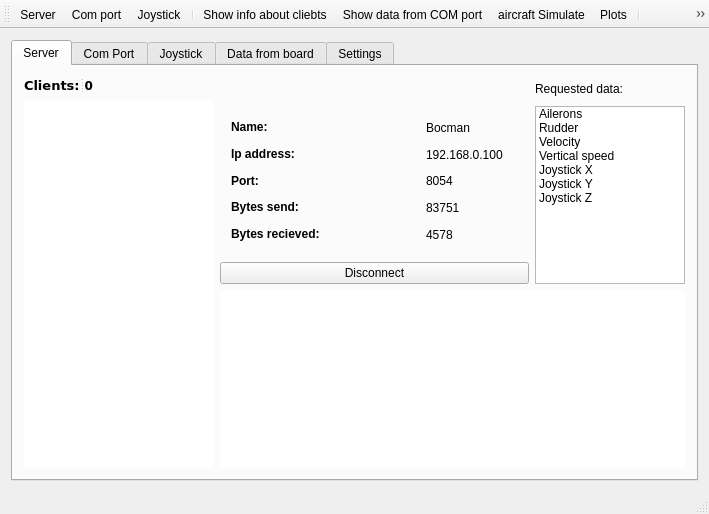
Above: mainwindow.ui from AndreyShelest/T10-server before the change. Below: the same form after it.
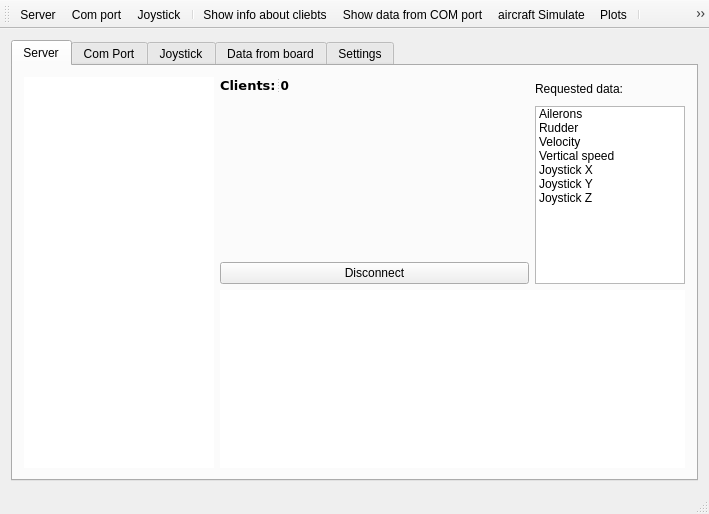
That is the form after the change. The open tabs and pages were chosen to show the change. Icons and pictures are not drawn. Custom widgets are drawn as their Qt base class.

Patch:
```diff
--- a/mainwindow.ui
+++ b/mainwindow.ui
@@ -168,116 +168,17 @@
           </property>
          </widget>
         </item>
-        <item row="2" column="1">
-         <widget class="QStackedWidget" name="stackedWidget">
+        <item row="1" column="1" rowspan="2">
+         <widget class="PeerWidget" name="client_info_widget" native="true">
           <property name="sizePolicy">
            <sizepolicy hsizetype="Expanding" vsizetype="Expanding">
             <horstretch>0</horstretch>
             <verstretch>0</verstretch>
            </sizepolicy>
           </property>
-          <property name="currentIndex">
-           <number>0</number>
-          </property>
-          <widget class="QWidget" name="page">
-           <layout class="QGridLayout" name="gridLayout_4">
-            <item row="0" column="0" colspan="2">
-             <widget class="QLabel" name="label_7">
-              <property name="text">
-               <string>&lt;html&gt;&lt;head/&gt;&lt;body&gt;&lt;p&gt;&lt;span style=&quot; font-weight:600;&quot;&gt;Name:&lt;/span&gt;&lt;/p&gt;&lt;/body&gt;&lt;/html&gt;</string>
-              </property>
-              <property name="alignment">
-               <set>Qt::AlignLeading|Qt::AlignLeft|Qt::AlignVCenter</set>
-              </property>
-             </widget>
-            </item>
-            <item row="0" column="2">
-             <widget class="QLabel" name="lbl_Peer_name">
-              <property name="text">
-               <string>Bocman</string>
-              </property>
-             </widget>
-            </item>
-            <item row="1" column="0" colspan="2">
-             <widget class="QLabel" name="label_9">
-              <property name="text">
-               <string>&lt;html&gt;&lt;head/&gt;&lt;body&gt;&lt;p&gt;&lt;span style=&quot; font-weight:600;&quot;&gt;Ip address:&lt;/span&gt;&lt;/p&gt;&lt;/body&gt;&lt;/html&gt;</string>
-              </property>
-              <property name="alignment">
-               <set>Qt::AlignLeading|Qt::AlignLeft|Qt::AlignVCenter</set>
-              </property>
-             </widget>
-            </item>
-            <item row="1" column="2">
-             <widget class="QLabel" name="lbl_peer_IP">
-              <property name="text">
-               <string>192.168.0.100</string>
-              </property>
-             </widget>
-            </item>
-            <item row="2" column="0">
-             <widget class="QLabel" name="label_10">
-              <property name="text">
-               <string>&lt;html&gt;&lt;head/&gt;&lt;body&gt;&lt;p&gt;&lt;span style=&quot; font-weight:600;&quot;&gt;Port:&lt;/span&gt;&lt;/p&gt;&lt;/body&gt;&lt;/html&gt;</string>
-              </property>
-              <property name="alignment">
-               <set>Qt::AlignLeading|Qt::AlignLeft|Qt::AlignVCenter</set>
-              </property>
-             </widget>
-            </item>
-            <item row="4" column="2">
-             <widget class="QLabel" name="lbl_Bytes_received">
-              <property name="text">
-               <string>4578</string>
-              </property>
-             </widget>
-            </item>
-            <item row="2" column="2">
-             <widget class="QLabel" name="lbl_Peer_port">
-              <property name="text">
-               <string>8054</string>
-              </property>
-             </widget>
-            </item>
-            <item row="3" column="0" colspan="2">
-             <widget class="QLabel" name="label_3">
-              <property name="text">
-               <string>&lt;html&gt;&lt;head/&gt;&lt;body&gt;&lt;p&gt;&lt;span style=&quot; font-weight:600;&quot;&gt;Bytes send:&lt;/span&gt;&lt;/p&gt;&lt;/body&gt;&lt;/html&gt;</string>
-              </property>
-              <property name="alignment">
-               <set>Qt::AlignLeading|Qt::AlignLeft|Qt::AlignVCenter</set>
-              </property>
-             </widget>
-            </item>
-            <item row="3" column="2">
-             <widget class="QLabel" name="lbl_Bytes_send">
-              <property name="text">
-               <string>83751</string>
-              </property>
-             </widget>
-            </item>
-            <item row="4" column="0" colspan="2">
-             <widget class="QLabel" name="label_5">
-              <property name="text">
-               <string>&lt;html&gt;&lt;head/&gt;&lt;body&gt;&lt;p&gt;&lt;span style=&quot; font-weight:600;&quot;&gt;Bytes recieved:&lt;/span&gt;&lt;/p&gt;&lt;/body&gt;&lt;/html&gt;</string>
-              </property>
-              <property name="alignment">
-               <set>Qt::AlignLeading|Qt::AlignLeft|Qt::AlignVCenter</set>
-              </property>
-             </widget>
-            </item>
-           </layout>
-          </widget>
-          <widget class="QWidget" name="page_2">
-           <layout class="QHBoxLayout" name="horizontalLayout_3">
-            <item>
-             <widget class="QWidget" name="widget_2" native="true"/>
-            </item>
-           </layout>
-          </widget>
          </widget>
         </item>
-        <item row="1" column="0" rowspan="4">
+        <item row="0" column="0" rowspan="5">
          <widget class="QListWidget" name="listWidget_peerList">
           <property name="sizePolicy">
            <sizepolicy hsizetype="Fixed" vsizetype="Expanding">
@@ -299,7 +200,7 @@
           </property>
          </widget>
         </item>
-        <item row="0" column="0">
+        <item row="0" column="1">
          <widget class="QSplitter" name="splitter">
           <property name="sizePolicy">
            <sizepolicy hsizetype="Fixed" vsizetype="Fixed">
@@ -1690,6 +1591,14 @@
   </action>
  </widget>
  <layoutdefault spacing="6" margin="11"/>
+ <customwidgets>
+  <customwidget>
+   <class>PeerWidget</class>
+   <extends>QWidget</extends>
+   <header>NetServer/peerwidget.h</header>
+   <container>1</container>
+  </customwidget>
+ </customwidgets>
  <resources>
   <include location="T10_Server3.qrc"/>
  </resources>
```
Left out of the diff: 56 changed lines with no effect on the pictures.
